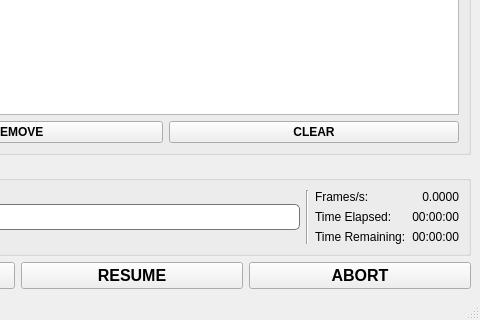
First picture: the form in src/mainwindow.ui, repository k4yt3x/video2x-qt6, before the edit; both pictures show x 445 to 925 and y 327 to 647 of the 925 by 647 pixel window.
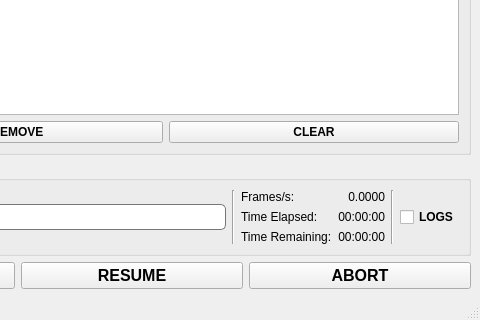
Second picture: the form after the edit. Icons and pictures are not drawn. Custom widgets are drawn as their Qt base class.

```diff
--- a/src/mainwindow.ui
+++ b/src/mainwindow.ui
@@ -266,6 +266,35 @@
              </item>
             </layout>
            </item>
+           <item>
+            <widget class="Line" name="logsVerticalLine">
+             <property name="orientation">
+              <enum>Qt::Orientation::Vertical</enum>
+             </property>
+            </widget>
+           </item>
+           <item>
+            <widget class="QCheckBox" name="logsCheckBox">
+             <property name="sizePolicy">
+              <sizepolicy hsizetype="Maximum" vsizetype="Fixed">
+               <horstretch>0</horstretch>
+               <verstretch>0</verstretch>
+              </sizepolicy>
+             </property>
+             <property name="font">
+              <font>
+               <pointsize>9</pointsize>
+               <bold>true</bold>
+              </font>
+             </property>
+             <property name="toolTip">
+              <string>&lt;html&gt;&lt;head/&gt;&lt;body&gt;&lt;p&gt;&lt;span style=&quot; font-weight:400;&quot;&gt;Click to show the logging console. This is best enabled before processing any files. Once enabled, the console cannot be closed.&lt;/span&gt;&lt;/p&gt;&lt;/body&gt;&lt;/html&gt;</string>
+             </property>
+             <property name="text">
+              <string>LOGS</string>
+             </property>
+            </widget>
+           </item>
           </layout>
          </widget>
         </item>
```
Left out of the diff: 18 changed lines with no effect on the pictures.
